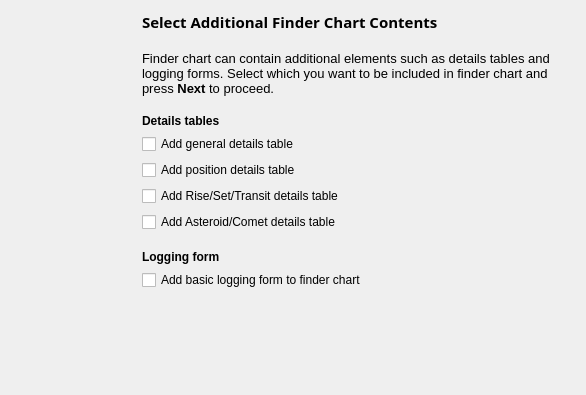
KDE/kstars, file kstars/printing/pwizchartcontents.ui: the form before one commit.
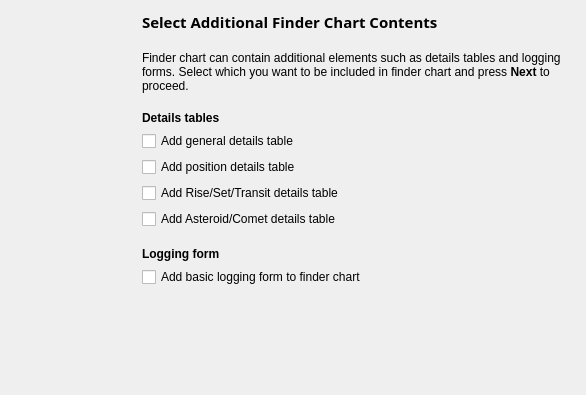
The form after the commit.

What changed in the file:
```diff
--- a/kstars/printing/pwizchartcontents.ui
+++ b/kstars/printing/pwizchartcontents.ui
@@ -97,11 +97,7 @@
      <item>
       <widget class="QLabel" name="stepText">
        <property name="text">
-        <string>&lt;!DOCTYPE HTML PUBLIC &quot;-//W3C//DTD HTML 4.0//EN&quot; &quot;http://www.w3.org/TR/REC-html40/strict.dtd&quot;&gt;
-&lt;html&gt;&lt;head&gt;&lt;meta name=&quot;qrichtext&quot; content=&quot;1&quot; /&gt;&lt;style type=&quot;text/css&quot;&gt;
-p, li { white-space: pre-wrap; }
-&lt;/style&gt;&lt;/head&gt;&lt;body style=&quot; font-family:'Sans'; font-size:10pt; font-weight:400; font-style:normal;&quot;&gt;
-&lt;p style=&quot; margin-top:12px; margin-bottom:12px; margin-left:0px; margin-right:0px; -qt-block-indent:0; text-indent:0px;&quot;&gt;Finder chart can contain additional elements such as details tables and logging forms. Select which you want to be included in finder chart and press &lt;span style=&quot; font-weight:600;&quot;&gt;Next&lt;/span&gt; to proceed.&lt;/p&gt;&lt;/body&gt;&lt;/html&gt;</string>
+        <string>&lt;p&gt;Finder chart can contain additional elements such as details tables and logging forms. Select which you want to be included in finder chart and press &lt;b&gt;Next&lt;/b&gt; to proceed.&lt;/p&gt;</string>
        </property>
        <property name="wordWrap">
         <bool>true</bool>
```
